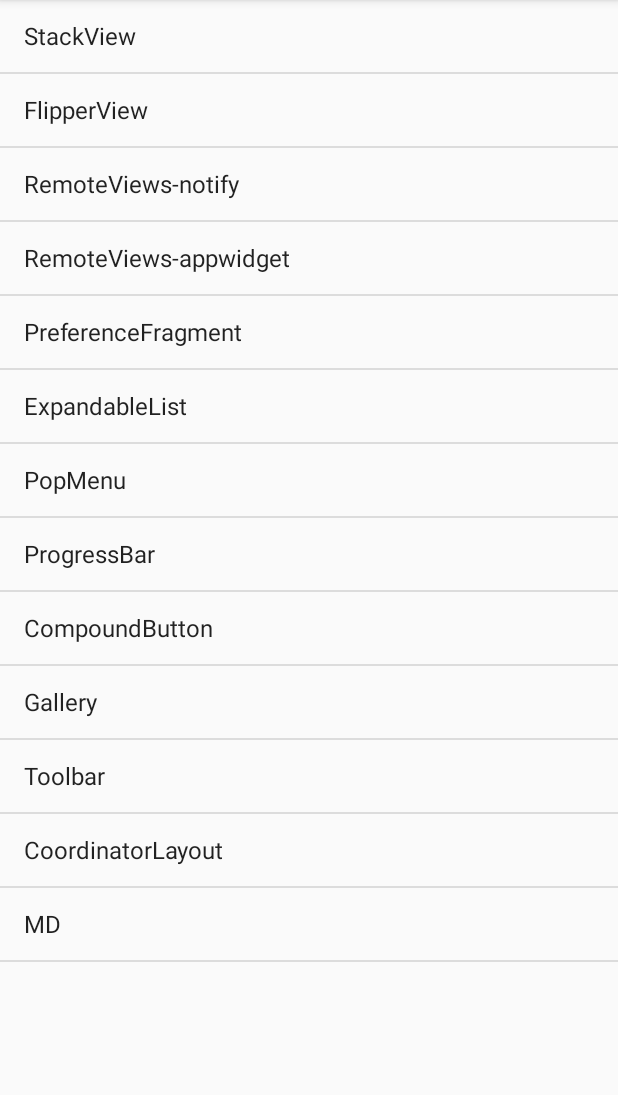
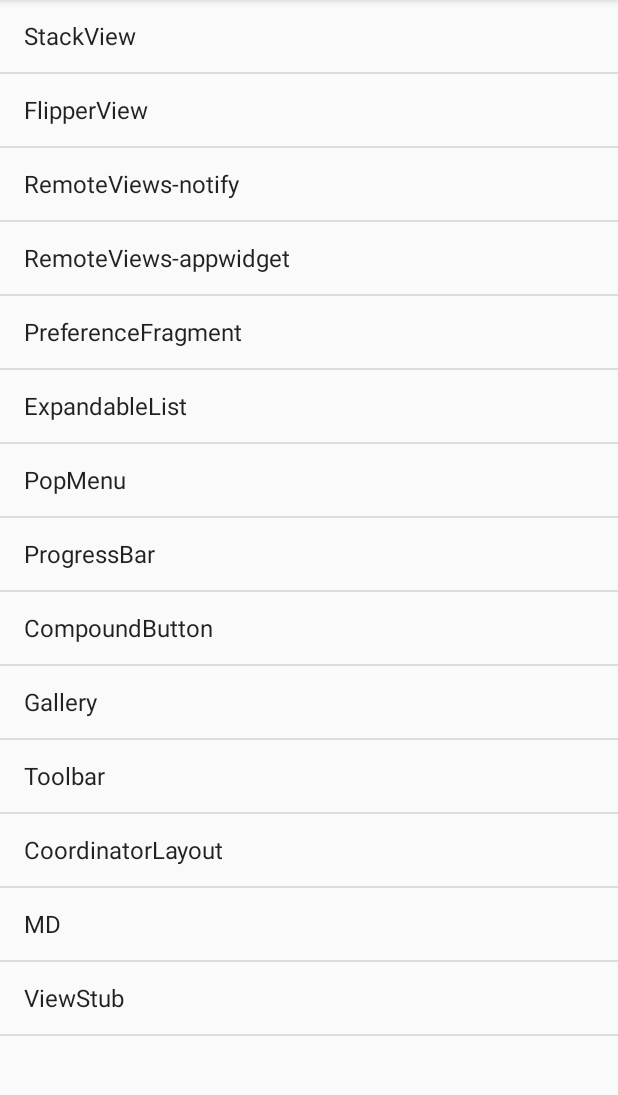
Before and after one commit to Wudelin/WidgetLearn, an Android app: the screen it shows after launch (WidgetActivity), on a phone screen of 412 x 824 dp, the part 84-1179 px from its top. Run offline under Robolectric (Android 15) with nearby library versions, the phone set to English and light mode, and no system bars.

Commit message:
widget[ViewStub]

```diff
--- a/app/build.gradle
+++ b/app/build.gradle
@@ -29,4 +29,6 @@ dependencies {
     implementation 'androidx.recyclerview:recyclerview:1.0.0'
     implementation 'androidx.preference:preference:1.1.0'
     implementation 'com.google.android.material:material:1.0.0'
+    implementation 'com.jaeger.statusbarutil:library:1.5.1'
+    implementation 'com.gyf.immersionbar:immersionbar:3.0.0'
 }
--- a/app/src/main/AndroidManifest.xml
+++ b/app/src/main/AndroidManifest.xml
@@ -13,9 +13,10 @@
         android:supportsRtl="true"
         android:theme="@style/AppTheme"
         tools:ignore="GoogleAppIndexingWarning">
+        <activity android:name=".ui.ViewStubActivity"></activity>
         <activity
             android:name=".ui.MDActivity"
-            android:theme="@style/Theme.AppCompat.Light.NoActionBar" />
+            android:theme="@style/AppBaseTheme" />
         <activity android:name=".ui.MdCoordinatorActivity" />
         <activity
             android:name=".ui.MdToolbarActivity"
--- a/app/src/main/java/com/wdl/widgetlearn/WidgetActivity.java
+++ b/app/src/main/java/com/wdl/widgetlearn/WidgetActivity.java
@@ -30,6 +30,7 @@ import com.wdl.widgetlearn.ui.PopMenuActivity;
 import com.wdl.widgetlearn.ui.ProgressBarActivity;
 import com.wdl.widgetlearn.ui.StackViewActivity;
 import com.wdl.widgetlearn.ui.ViewFlipperActivity;
+import com.wdl.widgetlearn.ui.ViewStubActivity;
 
 import java.util.ArrayList;
 import java.util.HashMap;
@@ -55,7 +56,8 @@ public class WidgetActivity extends AppCompatActivity
             "Gallery",
             "Toolbar",
             "CoordinatorLayout",
-            "MD"
+            "MD",
+            "ViewStub"
     };
 
     @Override
@@ -128,6 +130,9 @@ public class WidgetActivity extends AppCompatActivity
                 else if (position == 12)
                 {
                     MDActivity.show(WidgetActivity.this);
+                }else if (position == 13)
+                {
+                    ViewStubActivity.show(WidgetActivity.this);
                 }
             }
         });
--- a/app/src/main/java/com/wdl/widgetlearn/ui/MDActivity.java
+++ b/app/src/main/java/com/wdl/widgetlearn/ui/MDActivity.java
@@ -7,6 +7,7 @@ import android.content.Intent;
 import android.os.Bundle;
 
 import com.google.android.material.appbar.AppBarLayout;
+import com.gyf.immersionbar.ImmersionBar;
 import com.wdl.widgetlearn.R;
 
 /**
@@ -61,6 +62,8 @@ public class MDActivity extends AppCompatActivity
     {
         super.onCreate(savedInstanceState);
         setContentView(R.layout.activity_md);
+        //StatusBarUtil.setTranslucent(this);
+        ImmersionBar.with(this).transparentStatusBar();
         mBar = findViewById(R.id.appbar);
 
         // 滚动状态监听
@@ -76,8 +79,6 @@ public class MDActivity extends AppCompatActivity
 
 
 
-
-
             }
         });
     }
--- a/app/src/main/res/layout/activity_md.xml
+++ b/app/src/main/res/layout/activity_md.xml
@@ -4,6 +4,8 @@
     xmlns:tools="http://schemas.android.com/tools"
     android:layout_width="match_parent"
     android:layout_height="match_parent"
+    android:background="@drawable/w"
+    android:fitsSystemWindows="true"
     tools:context=".ui.MDActivity">
 
     <com.google.android.material.appbar.AppBarLayout
@@ -104,6 +106,7 @@
     </com.google.android.material.appbar.AppBarLayout>
 
     <androidx.core.widget.NestedScrollView
+        android:background="#ffffff"
         android:layout_width="match_parent"
         android:layout_height="match_parent"
         app:layout_behavior="com.google.android.material.appbar.AppBarLayout$ScrollingViewBehavior">
--- a/app/src/main/res/values/styles.xml
+++ b/app/src/main/res/values/styles.xml
@@ -1,12 +1,28 @@
 <resources>
 
-    <!-- Base application theme. -->
+<!--    &lt;!&ndash; Base application theme. &ndash;&gt;-->
     <style name="AppTheme" parent="Theme.AppCompat.Light.DarkActionBar">
         <!-- Customize your theme here. -->
         <item name="colorPrimary">@color/colorPrimary</item>
         <item name="colorPrimaryDark">@color/colorPrimaryDark</item>
         <item name="colorAccent">@color/colorAccent</item>
     </style>
+
+    <!-- Base application theme. -->
+    <style name="AppBaseTheme" parent="AppTheme">
+        <!-- Customize your theme here. -->
+        <item name="android:textAllCaps">false</item>
+        <item name="android:windowActionBar">false</item>
+        <item name="windowActionBar">false</item>
+        <item name="windowNoTitle">true</item>
+        <item name="colorPrimary">@color/colorPrimary</item>
+        <item name="colorPrimaryDark">@color/colorPrimaryDark</item>
+        <item name="colorAccent">@color/colorAccent</item>
+        <item name="android:windowIsTranslucent">true</item>
+        <item name="android:windowBackground">@android:color/transparent</item>
+    </style>
+
+
 
     <style name="ToolbarTheme" parent="Theme.AppCompat.Light">
         <!-- 设置 toolbar 溢出菜单的文字的颜色 -->
```
